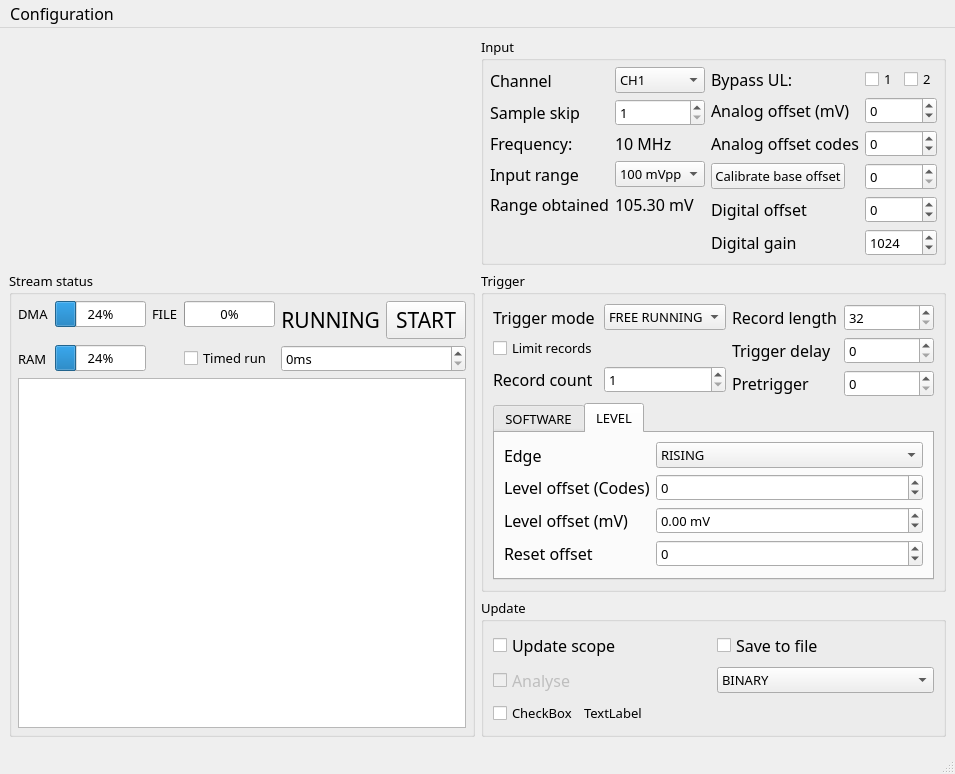
Above: MainWindow.ui from sevenreek/qtadqscope before the change. Below: the same form after it.
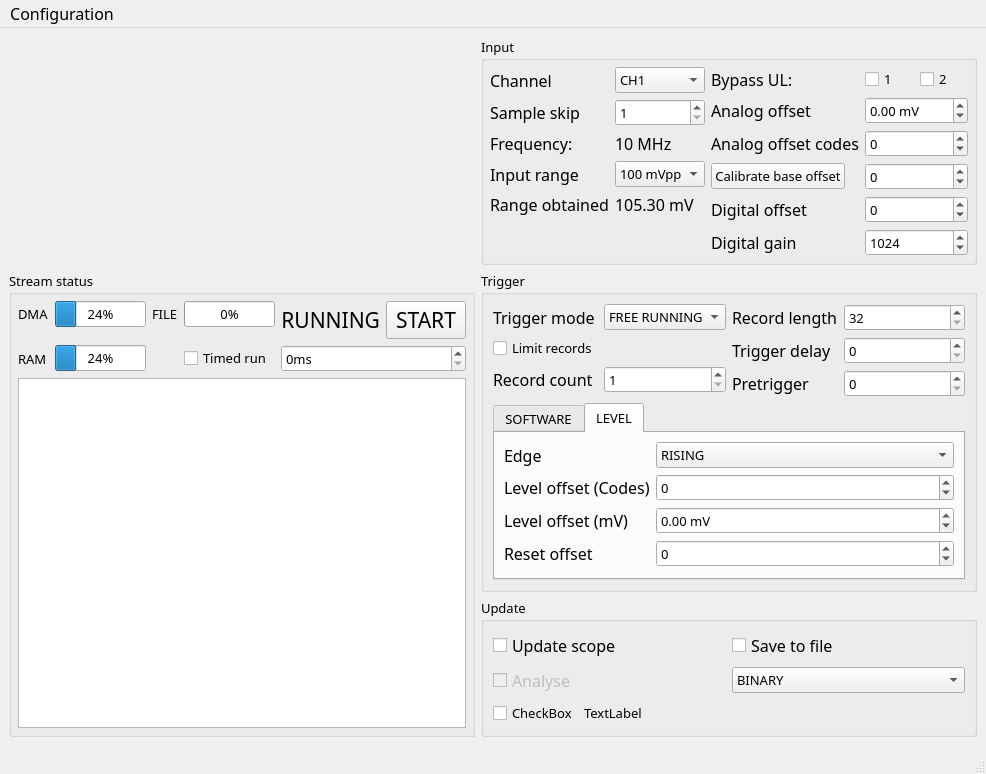
That is the form after the change. Custom widgets are drawn as their Qt base class.

Commit message: Adds auto offset calibration in ui

```diff
--- a/MainWindow.ui
+++ b/MainWindow.ui
@@ -219,17 +219,7 @@
                 <string>Analog offset in milivolts. The DAC does not have the full precision of the ADC so the values will not be exact.</string>
                </property>
                <property name="text">
-                <string>Analog offset (mV)</string>
-               </property>
-              </widget>
-             </item>
-             <item row="1" column="1">
-              <widget class="QSpinBox" name="analogOffsetInput">
-               <property name="minimum">
-                <number>-5000</number>
-               </property>
-               <property name="maximum">
-                <number>5000</number>
+                <string>Analog offset</string>
                </property>
               </widget>
              </item>
@@ -277,6 +267,9 @@
                <property name="minimum">
                 <number>-32768</number>
                </property>
+               <property name="maximum">
+                <number>32767</number>
+               </property>
                <property name="value">
                 <number>0</number>
                </property>
@@ -319,7 +312,27 @@
               </widget>
              </item>
              <item row="3" column="1">
-              <widget class="QSpinBox" name="baseOffsetCalibrationValue"/>
+              <widget class="QSpinBox" name="baseOffsetCalibrationValue">
+               <property name="minimum">
+                <number>-32768</number>
+               </property>
+               <property name="maximum">
+                <number>32767</number>
+               </property>
+              </widget>
+             </item>
+             <item row="1" column="1">
+              <widget class="QDoubleSpinBox" name="analogOffsetInput">
+               <property name="suffix">
+                <string> mV</string>
+               </property>
+               <property name="minimum">
+                <double>-5000.000000000000000</double>
+               </property>
+               <property name="maximum">
+                <double>5000.000000000000000</double>
+               </property>
+              </widget>
              </item>
             </layout>
            </item>
```
The commit also changes 16 other files.
